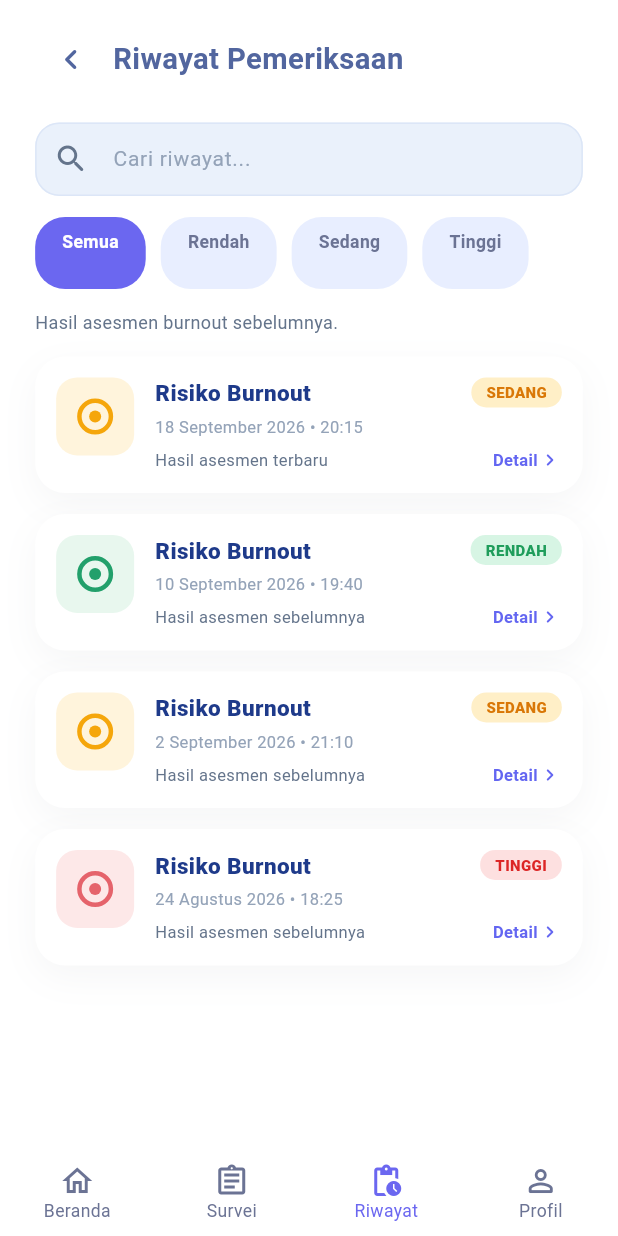
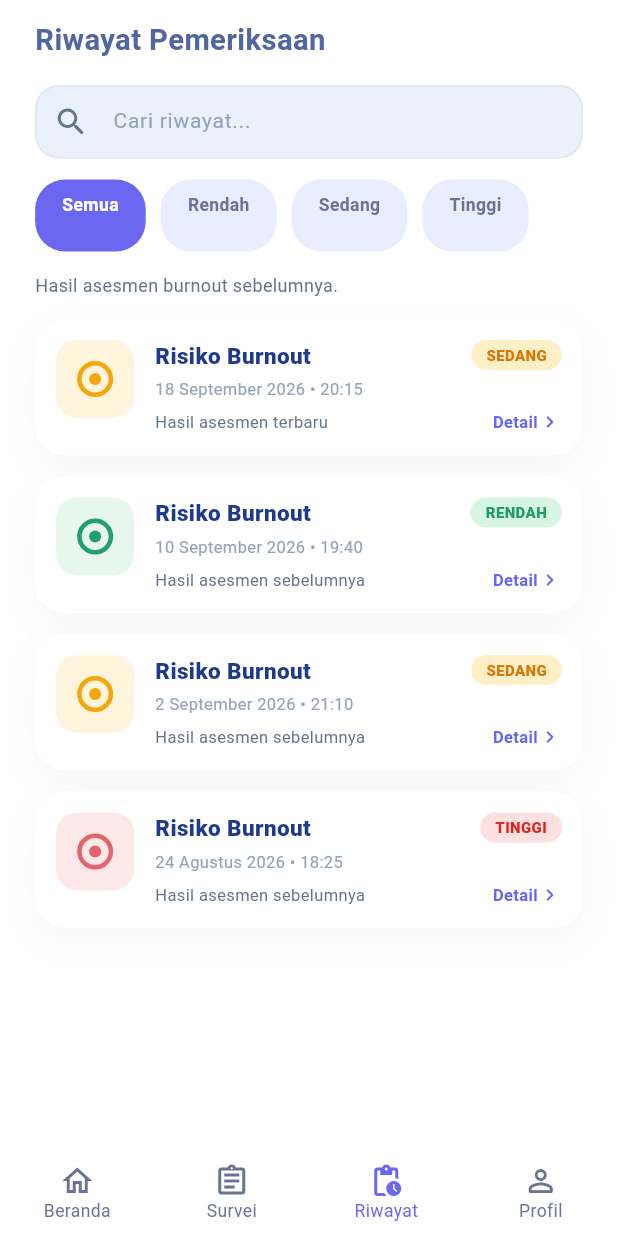
Before and after one commit to AnkaRezaa/AntiBurnout, a Flutter app: the HistoryPage screen opened by its route, on a phone screen of 412 x 824 dp. Run offline on Flutter 3.47's test engine with Material 3 defaults, Android fonts, the phone set to English and light mode, and no system bars; our stand-ins replace flutter_riverpod, go_router; accounts and stored records are empty.

Commit message:
fix(navigation): remove back buttons from survey and history headers

```diff
--- a/mobile/lib/features/history/presentation/pages/history_page.dart
+++ b/mobile/lib/features/history/presentation/pages/history_page.dart
@@ -5,7 +5,6 @@ import '../../../../core/responsive/app_scale.dart';
 import '../../../../core/theme/app_colors.dart';
 import '../../../../core/theme/app_spacing.dart';
 import '../../../../core/theme/app_text_styles.dart';
-import '../../../../shared/widgets/app_back_button.dart';
 import '../widgets/assessment_history_item.dart';
 import '../controllers/history_controller.dart';
 import '../widgets/assessment_history_tile.dart';
@@ -39,23 +38,12 @@ class HistoryPage extends ConsumerWidget {
             crossAxisAlignment: CrossAxisAlignment.start,
             children: [
               // Header
-              Row(
-                children: [
-                  AppBackButton(
-                    onPressed: onBack,
-                    tooltip: 'Kembali ke beranda',
-                  ),
-                  SizedBox(width: context.ui(AppSpacing.xs)),
-                  Expanded(
-                    child: Text(
-                      'Riwayat Pemeriksaan',
-                      style: AppTextStyles.title.copyWith(
-                        fontSize: context.ui(20),
-                        fontWeight: FontWeight.w700,
-                      ),
-                    ),
-                  ),
-                ],
+              Text(
+                'Riwayat Pemeriksaan',
+                style: AppTextStyles.title.copyWith(
+                  fontSize: context.ui(20),
+                  fontWeight: FontWeight.w700,
+                ),
               ),
               const SizedBox(height: 18),
 
```
Also changed, not shown: mobile/lib/features/survey/presentation/pages/survey_intro_page.dart (+6 -18 lines).
